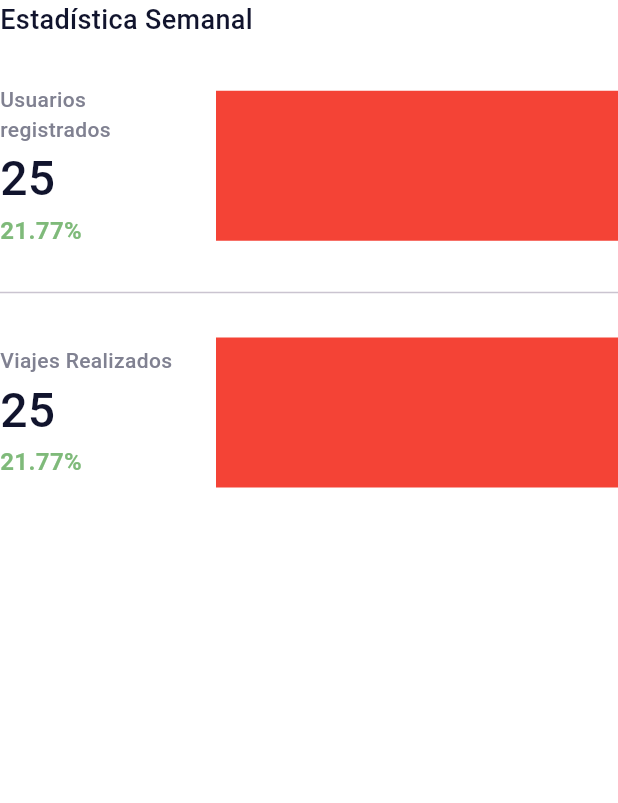
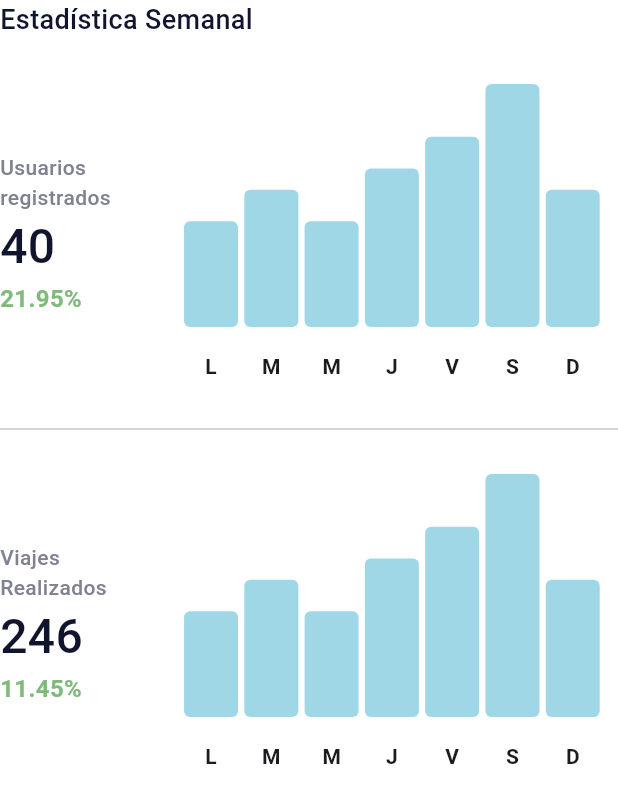
Before and after one commit to gsantiago735/raddi_web, a Flutter app: the WeeklyStadisticComponent widget shown alone on an empty page, opened directly, on a phone screen of 412 x 824 dp. Shown: the top 803 px of the screen. Run offline on Flutter 3.47's test engine with Material 3 defaults, Android fonts, the phone set to English and light mode, and no system bars; drawn by our look-alikes of fl_chart; our stand-ins replace dartz, dio, equatable, flutter_bloc, flutter_svg, shared_preferences; accounts and stored records are empty; network calls fail.

Commit message:
Weekly charts

```diff
--- a/lib/core/constants/end_point_constant.dart
+++ b/lib/core/constants/end_point_constant.dart
@@ -2,4 +2,5 @@ class EndPointConstant {
   static const String income = "api/admin/stadistics-income/";
   static const String stadistics = "api/admin/stadistics/";
   static const String paymentMethods = "api/admin/payment-methods-used/";
+  static const String weekly = "api/admin/stadistic/for-day/";
 }
--- a/lib/models/admin/admin.dart
+++ b/lib/models/admin/admin.dart
@@ -1,3 +1,4 @@
 export "income_response_model.dart";
 export "payment_stadistics_response_model.dart";
 export "stadistics_response_model.dart";
+export "weekly_response_model.dart";
--- /dev/null
+++ b/lib/ui/home/widgets/bar_chart_stadistics_component.dart
@@ -0,0 +1,306 @@
+import 'package:fl_chart/fl_chart.dart';
+import 'package:flutter/material.dart';
+
+// Grafico de estaditicas semanales (Usuarios Registrados y Viajes Realizados)
+class BarChartStadisticsComponent extends StatefulWidget {
+  const BarChartStadisticsComponent({super.key});
+  final Color barBackgroundColor = Colors.grey;
+  final Color barColor = const Color(0xFFA0D7E7);
+  final Color touchedBarColor = const Color(0xFFCFC8FF);
+
+  @override
+  State<StatefulWidget> createState() => BarChartStadisticsComponentState();
+}
+
+class BarChartStadisticsComponentState
+    extends State<BarChartStadisticsComponent> {
+  int touchedIndex = -1;
+
+  @override
+  Widget build(BuildContext context) {
+    return AspectRatio(
+      aspectRatio: 1,
+      child: Column(
+        crossAxisAlignment: CrossAxisAlignment.stretch,
+        children: <Widget>[
+          Expanded(
+            child: Padding(
+              padding: const EdgeInsets.symmetric(horizontal: 8),
+              child: BarChart(mainBarData()),
+            ),
+          ),
+        ],
+      ),
+    );
+  }
+
+  BarChartGroupData makeGroupData(
+    int x,
+    double y, {
+    bool isTouched = false,
+    Color? barColor,
+    double width = 36,
+    List<int> showTooltips = const [],
+  }) {
+    barColor ??= widget.barColor;
+    return BarChartGroupData(
+      x: x,
+      barRods: [
+        BarChartRodData(
+          toY: isTouched ? y + 1 : y,
+          color: isTouched ? widget.touchedBarColor : barColor,
+          width: width,
+          borderRadius: BorderRadius.all(Radius.circular(4)),
+          //borderSide: isTouched
+          //    ? BorderSide(color: Colors.amber)
+          //    : const BorderSide(color: Colors.red, width: 0),
+          backDrawRodData: BackgroundBarChartRodData(
+            show: false,
+            toY: 20,
+            color: widget.barBackgroundColor,
+          ),
+        ),
+      ],
+      showingTooltipIndicators: showTooltips,
+    );
+  }
+
+  List<BarChartGroupData> showingGroups() => List.generate(7, (i) {
+        switch (i) {
+          case 0:
+            return makeGroupData(0, 5, isTouched: i == touchedIndex);
+          case 1:
+            return makeGroupData(1, 6.5, isTouched: i == touchedIndex);
+          case 2:
+            return makeGroupData(2, 5, isTouched: i == touchedIndex);
+          case 3:
+            return makeGroupData(3, 7.5, isTouched: i == touchedIndex);
+          case 4:
+            return makeGroupData(4, 9, isTouched: i == touchedIndex);
+          case 5:
+            return makeGroupData(5, 11.5, isTouched: i == touchedIndex);
+          case 6:
+            return makeGroupData(6, 6.5, isTouched: i == touchedIndex);
+          default:
+            return throw Error();
+        }
+      });
+
+  BarChartData mainBarData() {
+    return BarChartData(
+      barTouchData: BarTouchData(
+        touchTooltipData: BarTouchTooltipData(
+          getTooltipColor: (_) => Colors.blueGrey,
+          tooltipHorizontalAlignment: FLHorizontalAlignment.right,
+          tooltipMargin: -10,
+          getTooltipItem: (group, groupIndex, rod, rodIndex) {
+            String weekDay;
+            switch (group.x) {
+              case 0:
+                weekDay = 'Lunes';
+                break;
+              case 1:
+                weekDay = 'Martes';
+                break;
+              case 2:
+                weekDay = 'Miércoles';
+                break;
+              case 3:
+                weekDay = 'Jueves';
+                break;
+              case 4:
+                weekDay = 'Viernes';
+                break;
+              case 5:
+                weekDay = 'Sábado';
+                break;
+              case 6:
+                weekDay = 'Domingo';
+                break;
+              default:
+                throw Error();
+            }
+            return BarTooltipItem(
+              '$weekDay\n',
+              const TextStyle(
+                color: Colors.white,
+                fontWeight: FontWeight.bold,
+                fontSize: 18,
+              ),
+              children: <TextSpan>[
+                TextSpan(
+                  text: (rod.toY - 1).toString(),
+                  style: const TextStyle(
+                    color: Colors.white,
+                    fontSize: 16,
+                    fontWeight: FontWeight.w500,
+                  ),
+                ),
+              ],
+            );
+          },
+        ),
+        touchCallback: (FlTouchEvent event, barTouchResponse) {
+          setState(() {
+            if (!event.isInterestedForInteractions ||
+                barTouchResponse == null ||
+                barTouchResponse.spot == null) {
+              touchedIndex = -1;
+              return;
+            }
+            touchedIndex = barTouchResponse.spot!.touchedBarGroupIndex;
+          });
+        },
+      ),
+      titlesData: FlTitlesData(
+        show: true,
+        rightTitles: const AxisTitles(
+          sideTitles: SideTitles(showTitles: false),
+        ),
+        topTitles: const AxisTitles(
+          sideTitles: SideTitles(showTitles: false),
+        ),
+        bottomTitles: AxisTitles(
+          sideTitles: SideTitles(
+            showTitles: true,
+            getTitlesWidget: getTitles,
+            reservedSize: 38,
+          ),
+        ),
+        leftTitles: const AxisTitles(
+          sideTitles: SideTitles(
+            showTitles: false,
+          ),
+        ),
+      ),
+      borderData: FlBorderData(show: false),
+      barGroups: showingGroups(),
+      gridData: const FlGridData(show: false),
+    );
+  }
+
+  Widget getTitles(double value, TitleMeta meta) {
+    const style = TextStyle(
+      fontWeight: FontWeight.bold,
+      fontSize: 14,
+    );
+    Widget text;
+    switch (value.toInt()) {
+      case 0:
+        text = const Text('L', style: style);
+        break;
+      case 1:
+        text = const Text('M', style: style);
+        break;
+      case 2:
+        text = const Text('M', style: style);
+        break;
+      case 3:
+        text = const Text('J', style: style);
+        break;
+      case 4:
+        text = const Text('V', style: style);
+        break;
+      case 5:
+        text = const Text('S', style: style);
+        break;
+      case 6:
+        text = const Text('D', style: style);
+        break;
+      default:
+        text = const Text('', style: style);
+        break;
+    }
+    return SideTitleWidget(
+      axisSide: AxisSide.bottom,
+      //meta: meta,
+      space: 16,
+      child: text,
+    );
+  }
+
+  /*BarChartData randomData() {
+    return BarChartData(
+      barTouchData: BarTouchData(
+        enabled: false,
+      ),
+      titlesData: FlTitlesData(
+        show: true,
+        bottomTitles: AxisTitles(
+          sideTitles: SideTitles(
+            showTitles: true,
+            getTitlesWidget: getTitles,
+            reservedSize: 38,
+          ),
+        ),
+        leftTitles: const AxisTitles(
+          sideTitles: SideTitles(
+            showTitles: false,
+          ),
+        ),
+        topTitles: const AxisTitles(
+          sideTitles: SideTitles(
+            showTitles: false,
+          ),
+        ),
+        rightTitles: const AxisTitles(
+          sideTitles: SideTitles(
+            showTitles: false,
+          ),
+        ),
+      ),
+      borderData: FlBorderData(
+        show: false,
+      ),
+      barGroups: List.generate(7, (i) {
+        switch (i) {
+          case 0:
+            return makeGroupData(
+              0,
+              Random().nextInt(15).toDouble() + 6,
+              barColor: Colors.blue,
+            );
+          case 1:
+            return makeGroupData(
+              1,
+              Random().nextInt(15).toDouble() + 6,
+              barColor: Colors.amber,
+            );
+          case 2:
+            return makeGroupData(
+              2,
+              Random().nextInt(15).toDouble() + 6,
+              barColor: Colors.green,
+            );
+          case 3:
+            return makeGroupData(
+              3,
+              Random().nextInt(15).toDouble() + 6,
+              barColor: Colors.blue,
+            );
+          case 4:
+            return makeGroupData(
+              4,
+              Random().nextInt(15).toDouble() + 6,
+              barColor: Colors.blue,
+            );
+          case 5:
+            return makeGroupData(
+              5,
+              Random().nextInt(15).toDouble() + 6,
+              barColor: Colors.blue,
+            );
+          case 6:
+            return makeGroupData(
+              6,
+              Random().nextInt(15).toDouble() + 6,
+              barColor: Colors.blue,
+            );
+          default:
+            return throw Error();
+        }
+      }),
+      gridData: const FlGridData(show: false),
+    );
+  }*/
+}
--- a/lib/ui/home/widgets/bar_chart_trips_component.dart
+++ b/lib/ui/home/widgets/bar_chart_trips_component.dart
@@ -1,6 +1,7 @@
 import 'package:fl_chart/fl_chart.dart';
 import 'package:flutter/material.dart';
 
+// Grafico de viajes segun el tipo de vehiculo (Carro/Moto)
 class BarChartTripsComponent extends StatefulWidget {
   BarChartTripsComponent({super.key});
 
--- a/lib/ui/home/widgets/payment_component.dart
+++ b/lib/ui/home/widgets/payment_component.dart
@@ -80,6 +80,8 @@ class _Option extends StatelessWidget {
       ),
       subtitle: Text(
         "$value% de las veces.",
+        maxLines: 1,
+        overflow: TextOverflow.ellipsis,
         style: TextStyle(
           fontSize: 14,
           color: Color(0xFF808191),
--- a/lib/ui/home/widgets/weekly_stadistic_component.dart
+++ b/lib/ui/home/widgets/weekly_stadistic_component.dart
@@ -1,4 +1,5 @@
 import 'package:flutter/material.dart';
+import 'package:raddi_web/ui/home/widgets/bar_chart_stadistics_component.dart';
 
 class WeeklyStadisticComponent extends StatelessWidget {
   const WeeklyStadisticComponent({super.key});
@@ -20,14 +21,14 @@ class WeeklyStadisticComponent extends StatelessWidget {
         const SizedBox(height: 30),
         _Component(
           title: "Usuarios registrados",
-          value: "25",
-          percentage: "21.77%",
+          value: "40",
+          percentage: "21.95%",
         ),
         Divider(height: 60),
         _Component(
           title: "Viajes Realizados",
-          value: "25",
-          percentage: "21.77%",
+          value: "246",
+          percentage: "11.45%",
         ),
       ],
     );
@@ -84,11 +85,9 @@ class _Component extends StatelessWidget {
         ),
         const SizedBox(width: 10),
         Expanded(
-            flex: 2,
-            child: Container(
-              height: 100,
-              color: Colors.red,
-            ))
+          flex: 3,
+          child: SizedBox(height: 200, child: BarChartStadisticsComponent()),
+        )
       ],
     );
   }
--- a/lib/ui/home/widgets/widget.dart
+++ b/lib/ui/home/widgets/widget.dart
@@ -1,3 +1,4 @@
+export "bar_chart_stadistics_component.dart";
 export "bar_chart_trips_component.dart";
 export "custom_layout.dart";
 export "income_card.dart";
```
Also changed, not shown: lib/models/admin/weekly_response_model.dart (added, +12 -0 lines), lib/providers/admin_provider.dart (+14 -0 lines), lib/ui/cubit/general_cubit.dart (+15 -0 lines), lib/ui/cubit/general_state.dart (+12 -0 lines), lib/ui/home/views/home_view.dart (+11 -10 lines).
